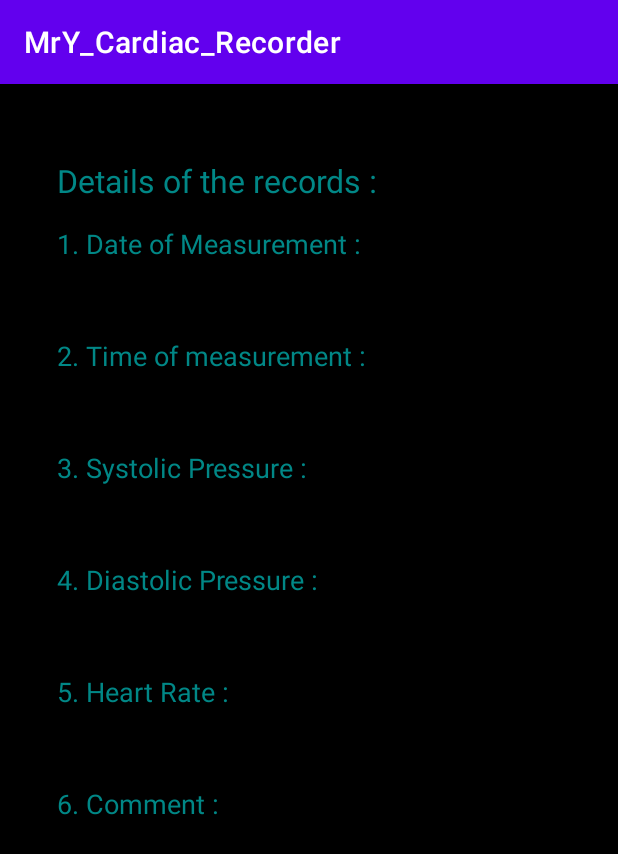
After one commit to meerror6d/Finalproject, an Android app: the Details_Activity screen opened directly, with no data from a screen before it, on a phone screen of 412 x 824 dp. The commit adds this screen. Shown: the top 854 px of the screen. Run offline under Robolectric (Android 15) with nearby library versions, the phone set to English and light mode, and no system bars; 7 statements that could not run were skipped.

Commit message:
details activity

```diff
--- a/app/src/main/AndroidManifest.xml
+++ b/app/src/main/AndroidManifest.xml
@@ -12,6 +12,13 @@
         android:supportsRtl="true"
         android:theme="@style/Theme.MrY_Cardiac_Recorder"
         tools:targetApi="31">
+        <activity
+            android:name=".Details_Activity"
+            android:exported="false">
+            <meta-data
+                android:name="android.app.lib_name"
+                android:value="" />
+        </activity>
         <activity
             android:name=".record"
             android:exported="false">
--- /dev/null
+++ b/app/src/main/java/com/example/mry_cardiac_recorder/Details_Activity.java
@@ -0,0 +1,72 @@
+package com.example.mry_cardiac_recorder;
+
+import android.content.Intent;
+import android.content.SharedPreferences;
+import android.os.Bundle;
+import android.widget.Button;
+import android.widget.TextView;
+
+import androidx.appcompat.app.AppCompatActivity;
+
+import com.google.gson.Gson;
+import com.google.gson.reflect.TypeToken;
+
+import java.lang.reflect.Type;
+import java.util.ArrayList;
+
+public class Details_Activity extends AppCompatActivity {
+
+    SharedPreferences sharedPreferences;
+    SharedPreferences.Editor editor;
+    Gson gson;
+    ArrayList<ModelClass> mcl = RecordList.mcl;
+    ModelClass modelClass;
+    TextView dateT,timeT,systolicT,diastolicT,heartRateT,commentT;
+
+    /**
+     * creating the form where details of the
+     * given data will show
+     * @param savedInstanceState
+     */
+
+    @Override
+    protected void onCreate(Bundle savedInstanceState) {
+        super.onCreate(savedInstanceState);
+        setContentView(R.layout.activity_details);
+        Intent intent = getIntent();
+        int index = intent.getIntExtra("index",0);
+        dateT= findViewById(R.id.DdateValue);
+        timeT = findViewById(R.id.DtimeValue);
+        systolicT = findViewById(R.id.DsystolicValue);
+        diastolicT = findViewById(R.id.DdiastolicValue);
+        heartRateT = findViewById(R.id.DheartRateValue);
+        commentT = findViewById(R.id.DcommentValue);
+        //Button updateButton = findViewById( R.id.UpdateButtonId);
+        retrieveData();
+        modelClass = mcl.get(index);
+        dateT.setText(modelClass.getDate());
+        timeT.setText(modelClass.getTime());
+        systolicT.setText(modelClass.getSystolic());
+        diastolicT.setText(modelClass.getDiastolic());
+        heartRateT.setText(modelClass.getBloodPressure());
+        commentT.setText(modelClass.getComment());
+
+    }
+
+    /**
+     * Data retrieve from shared preference
+     */
+
+    private void retrieveData()
+    {
+        sharedPreferences = getSharedPreferences("jami",MODE_PRIVATE);
+        gson = new Gson();
+        String jsonString = sharedPreferences.getString("jami",null);
+        Type type = new TypeToken<ArrayList<ModelClass>>(){}.getType();
+        mcl = gson.fromJson(jsonString,type);
+        if(mcl ==null)
+        {
+            mcl = new ArrayList<>();
+        }
+    }
+}
--- a/app/src/main/java/com/example/mry_cardiac_recorder/record.java
+++ b/app/src/main/java/com/example/mry_cardiac_recorder/record.java
@@ -19,7 +19,7 @@ import java.util.ArrayList;
 public class record extends AppCompatActivity {
 
     private RecyclerView recyclerView1;
-    //public static TaskAdapter adapter;
+    public static TaskAdapter adapter;
 
     SharedPreferences sharedPreferences;
     SharedPreferences.Editor editor;
--- /dev/null
+++ b/app/src/main/res/layout/activity_details.xml
@@ -0,0 +1,171 @@
+<?xml version="1.0" encoding="utf-8"?>
+<androidx.constraintlayout.widget.ConstraintLayout xmlns:android="http://schemas.android.com/apk/res/android"
+    xmlns:app="http://schemas.android.com/apk/res-auto"
+    xmlns:tools="http://schemas.android.com/tools"
+    android:layout_width="match_parent"
+    android:layout_height="match_parent"
+    android:background="@color/black"
+    tools:context=".DataEntry">
+
+    <TextView
+        android:id="@+id/header"
+        android:layout_width="wrap_content"
+        android:layout_height="wrap_content"
+        android:layout_marginStart="38dp"
+        android:layout_marginTop="50dp"
+        android:text="Details of the records :"
+        android:textColor="@color/teal_700"
+        android:textSize="21sp"
+        app:layout_constraintStart_toStartOf="parent"
+        app:layout_constraintTop_toTopOf="parent" />
+
+    <TextView
+        android:id="@+id/date"
+        android:layout_width="wrap_content"
+        android:layout_height="wrap_content"
+        android:layout_marginTop="15dp"
+        android:text="@string/date"
+        android:textColor="@color/teal_700"
+        android:textSize="18sp"
+        app:layout_constraintStart_toStartOf="@+id/header"
+        app:layout_constraintTop_toBottomOf="@+id/header" />
+
+    <TextView
+        android:id="@+id/DdateValue"
+        android:layout_width="fill_parent"
+        android:layout_height="wrap_content"
+        android:layout_marginStart="38dp"
+        android:layout_marginEnd="30dp"
+        android:layout_marginTop="5dp"
+        android:padding="7dp"
+        android:textColor="@color/white"
+        android:textSize="15sp"
+        app:layout_constraintStart_toStartOf="@+id/header"
+        app:layout_constraintTop_toBottomOf="@+id/date" />
+
+    <TextView
+        android:id="@+id/time"
+        android:layout_width="wrap_content"
+        android:layout_height="wrap_content"
+        android:layout_marginTop="50dp"
+        android:text="@string/time"
+        android:textColor="@color/teal_700"
+        android:textSize="18sp"
+        app:layout_constraintStart_toStartOf="@+id/header"
+        app:layout_constraintTop_toBottomOf="@+id/date" />
+
+    <TextView
+        android:id="@+id/DtimeValue"
+        android:layout_width="fill_parent"
+        android:layout_height="wrap_content"
+        android:layout_marginStart="38dp"
+        android:layout_marginEnd="30dp"
+        android:layout_marginTop="5dp"
+        android:padding="7dp"
+        android:textColor="@color/white"
+        android:textSize="15sp"
+        app:layout_constraintStart_toStartOf="@+id/header"
+        app:layout_constraintTop_toBottomOf="@+id/time" />
+
+    <TextView
+        android:id="@+id/systolic"
+        android:layout_width="wrap_content"
+        android:layout_height="wrap_content"
+        android:layout_marginTop="50dp"
+        android:text="@string/systolic"
+        android:textColor="@color/teal_700"
+        android:textSize="18sp"
+        app:layout_constraintStart_toStartOf="@+id/header"
+        app:layout_constraintTop_toBottomOf="@+id/time" />
+
+    <TextView
+        android:id="@+id/DsystolicValue"
+        android:layout_width="fill_parent"
+        android:layout_height="wrap_content"
+        android:layout_marginStart="38dp"
+        android:layout_marginEnd="30dp"
+        android:layout_marginTop="5dp"
+        android:padding="7dp"
+        android:textColor="@color/white"
+        android:textSize="15sp"
+        app:layout_constraintStart_toStartOf="@+id/header"
+        app:layout_constraintTop_toBottomOf="@+id/systolic" />
+
+    <TextView
+        android:id="@+id/diastolic"
+        android:layout_width="wrap_content"
+        android:layout_height="wrap_content"
+        android:layout_marginTop="50dp"
+        android:text="@string/diastolic"
+        android:textColor="@color/teal_700"
+        android:textSize="18sp"
+        app:layout_constraintStart_toStartOf="@+id/header"
+        app:layout_constraintTop_toBottomOf="@+id/systolic" />
+
+    <TextView
+        android:id="@+id/DdiastolicValue"
+        android:layout_width="fill_parent"
+        android:layout_height="wrap_content"
+        android:layout_marginStart="38dp"
+        android:layout_marginEnd="30dp"
+        android:layout_marginTop="5dp"
+        android:hint="number"
+        android:inputType="number"
+        android:padding="7dp"
+        android:textColor="@color/white"
+        android:textSize="15sp"
+        app:layout_constraintStart_toStartOf="@+id/header"
+        app:layout_constraintTop_toBottomOf="@+id/diastolic" />
+
+    <TextView
+        android:id="@+id/DheartRate"
+        android:layout_width="wrap_content"
+        android:layout_height="wrap_content"
+        android:layout_marginTop="50dp"
+        android:text="@string/heart_rate"
+        android:textColor="@color/teal_700"
+        android:textSize="18sp"
+        app:layout_constraintStart_toStartOf="@+id/header"
+        app:layout_constraintTop_toBottomOf="@+id/diastolic" />
+
+    <TextView
+        android:id="@+id/DheartRateValue"
+        android:layout_width="fill_parent"
+        android:layout_height="wrap_content"
+        android:layout_marginStart="38dp"
+        android:layout_marginEnd="30dp"
+        android:layout_marginTop="5dp"
+        android:hint="number"
+        android:inputType="number"
+        android:padding="7dp"
+        android:textColor="@color/white"
+        android:textSize="15sp"
+        app:layout_constraintStart_toStartOf="@+id/header"
+        app:layout_constraintTop_toBottomOf="@+id/DheartRate" />
+
+
+    <TextView
+        android:id="@+id/comment"
+        android:layout_width="wrap_content"
+        android:layout_height="wrap_content"
+        android:layout_marginTop="50dp"
+        android:text="@string/comment"
+        android:textColor="@color/teal_700"
+        android:textSize="18sp"
+        app:layout_constraintStart_toStartOf="@+id/header"
+        app:layout_constraintTop_toBottomOf="@+id/DheartRate" />
+
+    <TextView
+        android:id="@+id/DcommentValue"
+        android:layout_width="fill_parent"
+        android:layout_height="wrap_content"
+        android:layout_marginStart="38dp"
+        android:layout_marginEnd="30dp"
+        android:layout_marginTop="5dp"
+        android:padding="7dp"
+        android:textColor="@color/white"
+        android:textSize="15sp"
+        app:layout_constraintStart_toStartOf="@+id/header"
+        app:layout_constraintTop_toBottomOf="@+id/comment"
+        />
+</androidx.constraintlayout.widget.ConstraintLayout>
```
Also changed, not shown: app/src/main/res/values/strings.xml (indentation only).
